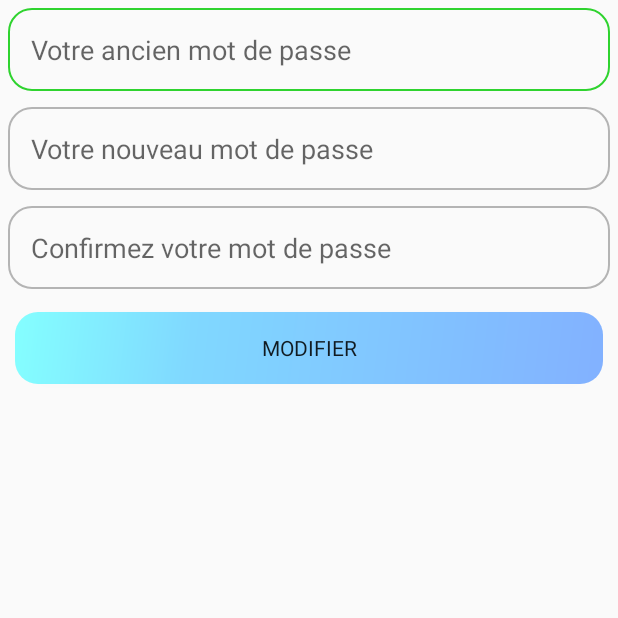
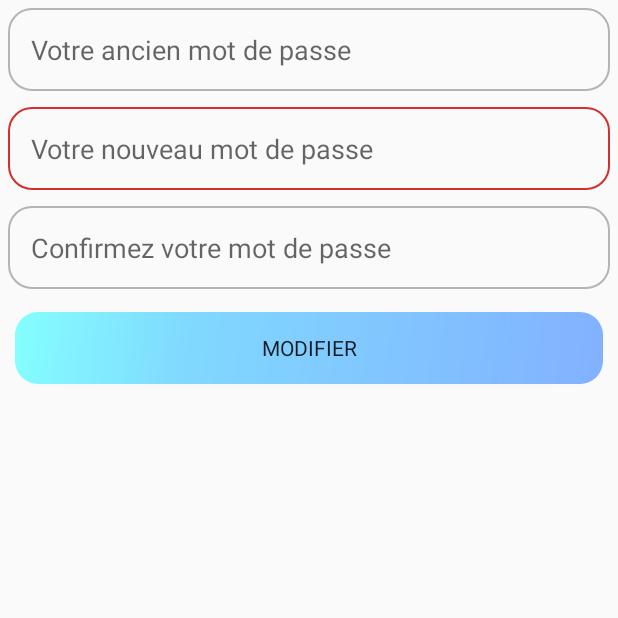
Before and after one commit to TomLeCollegue/ProximitySocialNetwork, an Android app: the EditPasswordActivity screen opened directly, with no data from a screen before it, after a tap on "MODIFIER", on a phone screen of 412 x 824 dp, the top half of it. Run offline under Robolectric (Android 15) with nearby library versions, the phone set to English and light mode, and no system bars; our stand-ins replace Volley; network calls fail; Roboto replaces fonts that are not available here; 3 statements that could not run were skipped.

Commit message:
password verification check done with animations
-> animation depending on the response of the server (error or success)
-> need to be added : when field is empty color changes, eye to see what you type

```diff
--- a/app/src/main/java/com/example/proximitysocialnetwork/EditPasswordActivity.java
+++ b/app/src/main/java/com/example/proximitysocialnetwork/EditPasswordActivity.java
@@ -2,11 +2,14 @@ package com.example.proximitysocialnetwork;
 
 import androidx.appcompat.app.AppCompatActivity;
 
+import android.content.Context;
 import android.content.Intent;
 import android.content.res.ColorStateList;
 import android.os.Bundle;
 import android.util.Log;
 import android.view.View;
+import android.view.animation.Animation;
+import android.view.animation.AnimationUtils;
 import android.widget.Button;
 import android.widget.EditText;
 import android.widget.Toast;
@@ -18,6 +21,9 @@ import com.android.volley.Response;
 import com.android.volley.VolleyError;
 import com.android.volley.toolbox.StringRequest;
 import com.android.volley.toolbox.Volley;
+
+import org.json.JSONException;
+import org.json.JSONObject;
 
 import java.util.HashMap;
 import java.util.Map;
@@ -39,6 +45,10 @@ public class EditPasswordActivity extends AppCompatActivity {
 
     String mEmail;
 
+    Context mContext;
+
+    Animation animation;
+
     String urlEditPassword = "http://89.87.13.28:8800/database/proximity_social_network/php-request/editPassword.php";
 
 
@@ -46,6 +56,9 @@ public class EditPasswordActivity extends AppCompatActivity {
     protected void onCreate(Bundle savedInstanceState) {
         super.onCreate(savedInstanceState);
         setContentView(R.layout.activity_edit_password);
+        mContext = getApplicationContext();
+
+        animation = AnimationUtils.loadAnimation(getApplicationContext(), R.anim.lefttoright);
 
         oldPassword = (EditText) findViewById(R.id.oldPassword);
         newPassword = (EditText) findViewById(R.id.newPassword);
@@ -69,13 +82,16 @@ public class EditPasswordActivity extends AppCompatActivity {
                     Pattern patternPassword = Pattern.compile(regexPassword);
                     Matcher matcherPassword = patternPassword.matcher(newPassword.getText().toString().trim());
 
-                    oldPassword.setBackgroundResource(R.drawable.plaintextstylegreen);
-                    oldPassword.setTextColor(getResources().getColor(R.color.ColorGreen));
 
                     if(matcherPassword.find()) {
                         editPassword();
-                        startActivity(new Intent(EditPasswordActivity.this, EditAccountActivity.class));
-                        finish();
+                    }
+                    else if (!matcherPassword.find()){
+                        newPassword.setBackgroundResource(R.drawable.plaintextstylered);
+                        newPassword.setTextColor(getResources().getColor(R.color.ColorRed));
+                        newPassword.startAnimation(animation);
+                        Toast.makeText(getApplicationContext(),"Password must be at least 8 characters, " +
+                                "and must include at least one upper case letter, one lower case letter, and one numeric digit or special character.", Toast.LENGTH_LONG).show();
                     }
                 }
             }
@@ -83,13 +99,35 @@ public class EditPasswordActivity extends AppCompatActivity {
 
     }
     public void editPassword(){
+        animation = AnimationUtils.loadAnimation(getApplicationContext(), R.anim.lefttoright);
         RequestQueue requestQueue = Volley.newRequestQueue(this);
         StringRequest stringRequest = new StringRequest(Request.Method.POST, urlEditPassword,
                 new Response.Listener<String>() {
                     @Override
                     public void onResponse(String response) {
-                        Toast.makeText(EditPasswordActivity.this, "success password édité", Toast.LENGTH_SHORT).show();
                         Log.d(TAG, response);
+                        JSONObject jsonObject;
+                        try {
+                            jsonObject = new JSONObject(response);
+                            Log.d(TAG, jsonObject.getString("message"));
+                            if (jsonObject.getString("message").equals("success")){
+                                Toast.makeText(EditPasswordActivity.this, "success password édité", Toast.LENGTH_SHORT).show();
+                                startActivity(new Intent(EditPasswordActivity.this, EditAccountActivity.class));
+                                finish();
+                            }
+                            else if (jsonObject.getString("message").equals("error")) {
+                                oldPassword.startAnimation(animation);
+                                oldPassword.setBackgroundResource(R.drawable.plaintextstylered);
+                                oldPassword.setTextColor(getResources().getColor(R.color.ColorRed));
+                                Toast.makeText(EditPasswordActivity.this, "Wrong Password", Toast.LENGTH_SHORT).show();
+                            }
+
+
+                        } catch (JSONException e) {
+                            e.printStackTrace();
+                            btnEditPassword.startAnimation(animation);
+                            Toast.makeText(EditPasswordActivity.this, "Error"+e.toString(), Toast.LENGTH_SHORT).show();
+                        }
                     }
                 }, new Response.ErrorListener() {
             @Override
--- a/app/src/main/res/layout/activity_edit_account.xml
+++ b/app/src/main/res/layout/activity_edit_account.xml
@@ -27,7 +27,6 @@
         android:layout_height="96dp"
         android:layout_gravity="center"
         android:layout_marginBottom="10dp"
-        android:src="@drawable/add_profil_img"
         android:elevation="4dp"/>
 
     <EditText
```
